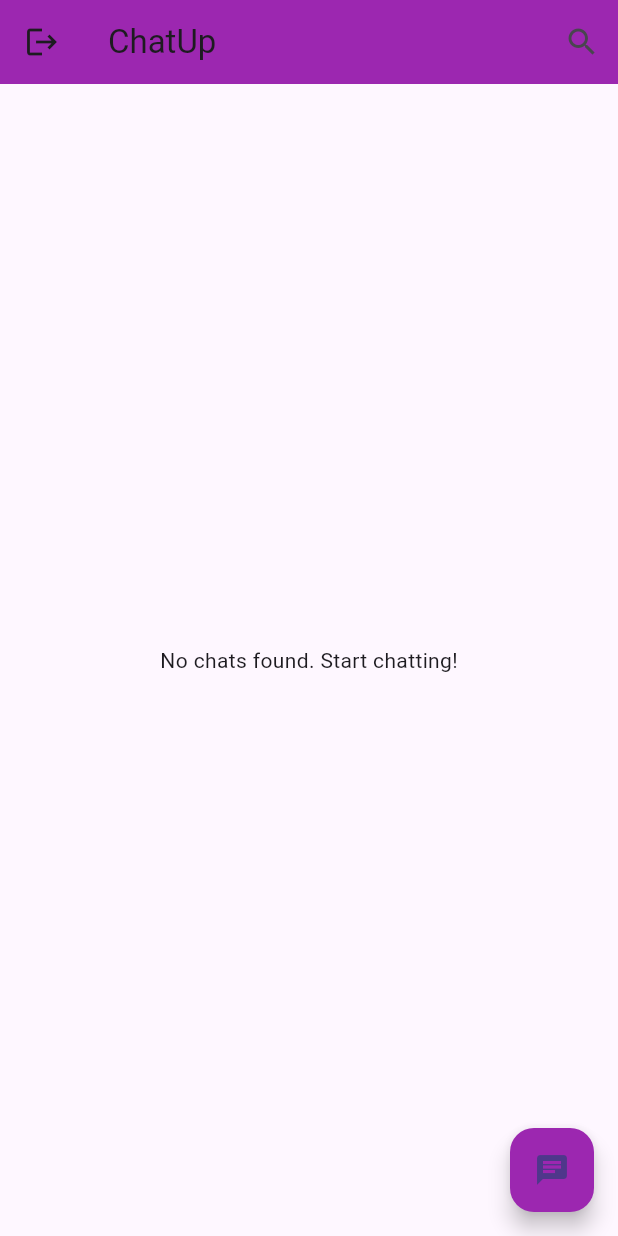
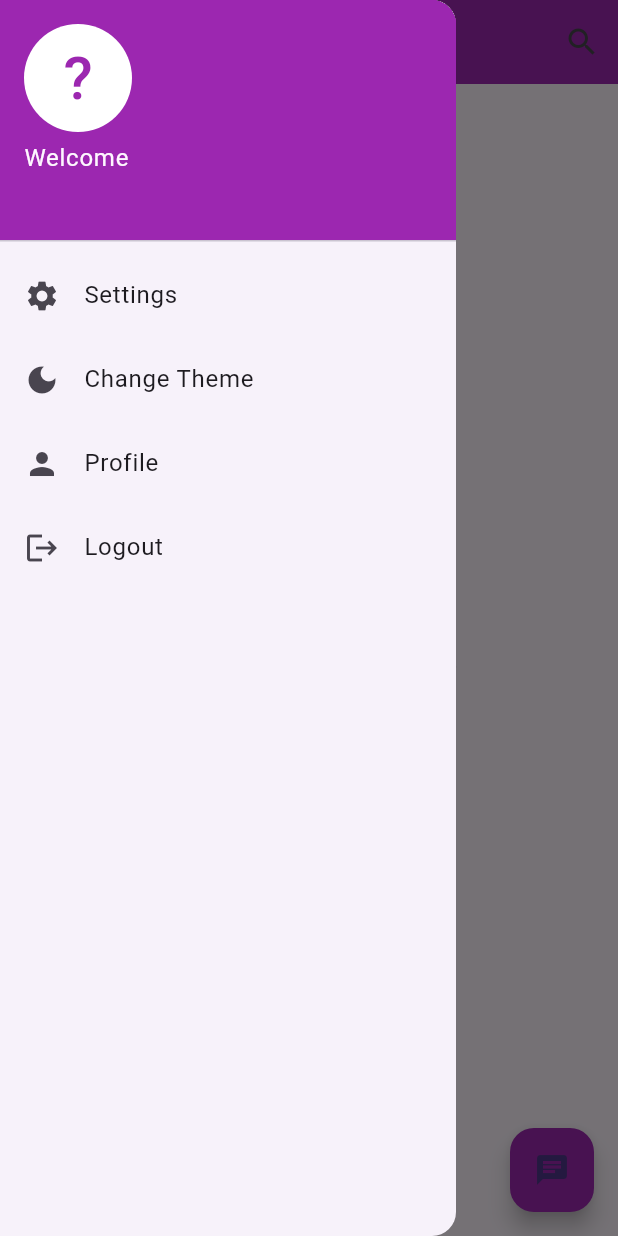
Before and after one commit to GhitaBentalha/uchat, a Flutter app: the HomePage screen opened directly, with the side drawer open (before the commit the screen has no drawer), on a phone screen of 412 x 824 dp. Run offline on Flutter 3.47's test engine with Material 3 defaults, Android fonts, the phone set to English and light mode, and no system bars; our stand-ins replace cloud_firestore, firebase_auth, firebase_core; accounts and stored records are empty.

Commit message:
Drawer + Dark Mode theme

```diff
--- a/lib/pages/home.dart
+++ b/lib/pages/home.dart
@@ -2,7 +2,10 @@ import 'dart:async';
 import 'package:flutter/material.dart';
 import 'package:cloud_firestore/cloud_firestore.dart';
 import 'package:firebase_auth/firebase_auth.dart';
+import 'package:provider/provider.dart';
 import 'package:uchat/pages/UserSelectionPage.dart';
+import 'package:uchat/pages/signin.dart';
+import 'package:uchat/theme_provider.dart';
 import 'chatpage.dart';
 import 'package:intl/intl.dart';
 
@@ -56,13 +59,6 @@ class _HomePageState extends State<HomePage> {
     _startTimer();
   }
 
-/*
-  @override
-  void dispose() {
-    _timer?.cancel();
-    super.dispose();
-  }
-*/
   void _startTimer() {
     _timer = Timer.periodic(Duration(seconds: 10), (Timer timer) {
       _fetchChatHistory();
@@ -202,6 +198,8 @@ class _HomePageState extends State<HomePage> {
 
   @override
   Widget build(BuildContext context) {
+    final user = FirebaseAuth.instance.currentUser;
+
     return Scaffold(
       appBar: AppBar(
         title: _isSearching
@@ -217,13 +215,6 @@ class _HomePageState extends State<HomePage> {
               )
             : const Text('ChatUp'),
         backgroundColor: Colors.purple,
-        leading: IconButton(
-          icon: const Icon(Icons.logout), // Logout button
-          onPressed: () async {
-            await FirebaseAuth.instance.signOut();
-            Navigator.pop(context);
-          },
-        ),
         actions: [
           IconButton(
             icon: Icon(_isSearching ? Icons.close : Icons.search),
@@ -302,6 +293,104 @@ class _HomePageState extends State<HomePage> {
         backgroundColor: Colors.purple,
         child: const Icon(Icons.chat),
       ),
+      drawer: Drawer(
+        child: Column(
+          children: [
+            FutureBuilder<DocumentSnapshot>(
+              future: FirebaseFirestore.instance
+                  .collection('users')
+                  .doc(user?.uid)
+                  .get(),
+              builder: (context, snapshot) {
+                if (snapshot.connectionState == ConnectionState.waiting) {
+                  return UserAccountsDrawerHeader(
+                    accountName: Text('Loading...'),
+                    accountEmail: Text('Loading...'),
+                    decoration: BoxDecoration(color: Colors.purple),
+                    currentAccountPicture: CircleAvatar(
+                      backgroundColor: Colors.white,
+                      child: CircularProgressIndicator(),
+                    ),
+                  );
+                } else if (snapshot.hasError ||
+                    !snapshot.hasData ||
+                    !snapshot.data!.exists) {
+                  return UserAccountsDrawerHeader(
+                    accountName: Text('Error'),
+                    accountEmail: Text('Error'),
+                    decoration: BoxDecoration(color: Colors.purple),
+                    currentAccountPicture: CircleAvatar(
+                      backgroundColor: Colors.white,
+                      child:
+                          Icon(Icons.error, color: Colors.purple, size: 40.0),
+                    ),
+                  );
+                } else {
+                  var userData = snapshot.data!.data() as Map<String, dynamic>;
+                  return UserAccountsDrawerHeader(
+                    accountName: Text('Welcome ${userData['name'] ?? 'User'}'),
+                    accountEmail: Text(user?.email ?? 'No Email'),
+                    decoration: BoxDecoration(color: Colors.purple),
+                    currentAccountPicture: CircleAvatar(
+                      backgroundColor: Colors.white,
+                      child: Text(
+                        userData['name'] != null && userData['name'].isNotEmpty
+                            ? userData['name'][0].toUpperCase()
+                            : '?',
+                        style: TextStyle(fontSize: 40.0, color: Colors.purple),
+                      ),
+                    ),
+                  );
+                }
+              },
+            ),
+            ListTile(
+              leading: Icon(Icons.settings),
+              title: Text('Settings'),
+              onTap: () {
+                // Navigate to settings
+              },
+            ),
+            ListTile(
+              leading: Icon(Icons.dark_mode),
+              title: Text('Change Theme'),
+              onTap: () {
+                // Toggle the dark mode state
+                Provider.of<ThemeProvider>(context, listen: false)
+                    .toggleTheme();
+                Navigator.of(context).pop(); // Close the drawer
+              },
+            ),
+            ListTile(
+              leading: Icon(Icons.person),
+              title: Text('Profile'),
+              onTap: () {
+                // Navigate to profile
+              },
+            ),
+            ListTile(
+              leading: Icon(Icons.logout),
+              title: Text('Logout'),
+              onTap: () async {
+                await FirebaseAuth.instance.signOut();
+                // Optionally reset any state variables here
+                // Redirect or update the UI as necessary
+                Navigator.of(context).pushAndRemoveUntil(
+                  MaterialPageRoute(
+                      builder: (context) => SignIn()), // Your login page widget
+                  (Route<dynamic> route) => false,
+                );
+              },
+            ),
+          ],
+        ),
+      ),
     );
   }
+
+  @override
+  void dispose() {
+    _timer?.cancel(); // Cancel the timer when disposing
+    super.dispose();
+  }
 }
--- /dev/null
+++ b/lib/theme_provider.dart
@@ -0,0 +1,12 @@
+import 'package:flutter/material.dart';
+
+class ThemeProvider with ChangeNotifier {
+  bool _isDarkMode = false;
+
+  bool get isDarkMode => _isDarkMode;
+
+  void toggleTheme() {
+    _isDarkMode = !_isDarkMode;
+    notifyListeners();
+  }
+}
--- a/pubspec.yaml
+++ b/pubspec.yaml
@@ -15,6 +15,7 @@ dependencies:
   cloud_firestore: ^5.5.1
   firebase_core: ^3.8.1
   intl: ^0.17.0
+  provider: ^6.0.0
 
 
 dev_dependencies:
```
Also changed, not shown: lib/main.dart (+16 -7 lines), lib/pages/chatpage.dart (+7 -9 lines).
